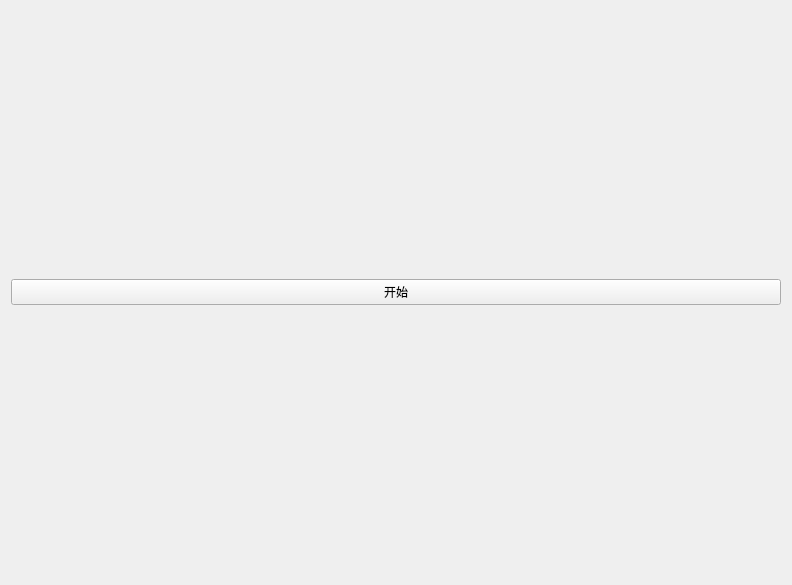
Before: the Qt Designer form mainwindow.ui in guopan/Knapsack_CDL, drawn with Qt 5.
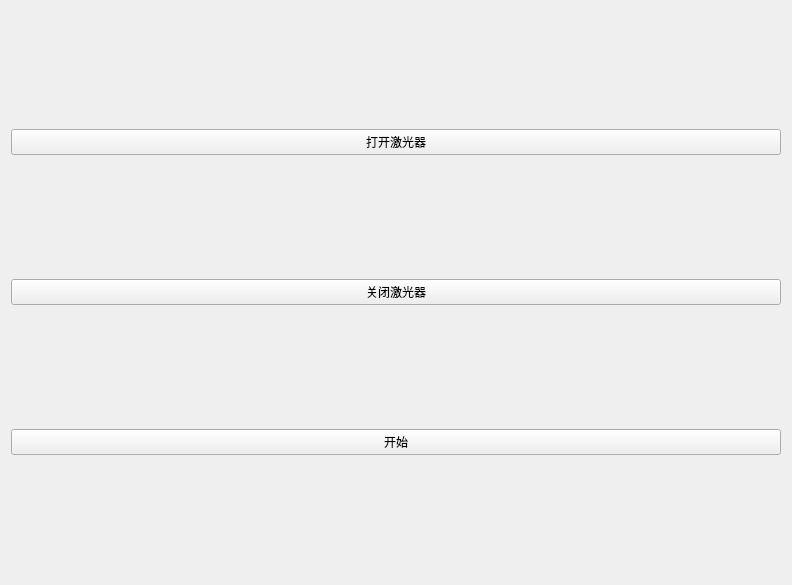
After: the same form once the commit is applied.

Commit message: 加入激光器控制

Patch:
```diff
--- a/mainwindow.ui
+++ b/mainwindow.ui
@@ -18,12 +18,26 @@
     <item>
      <layout class="QGridLayout" name="gridLayout_2">
       <item row="0" column="0">
+       <widget class="QPushButton" name="pushButton_2">
+        <property name="text">
+         <string>打开激光器</string>
+        </property>
+       </widget>
+      </item>
+      <item row="4" column="0">
        <widget class="QPushButton" name="startButton">
         <property name="text">
          <string>开始</string>
         </property>
        </widget>
       </item>
+      <item row="1" column="0">
+       <widget class="QPushButton" name="pushButton">
+        <property name="text">
+         <string>关闭激光器</string>
+        </property>
+       </widget>
+      </item>
      </layout>
     </item>
     <item>
```
The commit also changes 10 other files.
